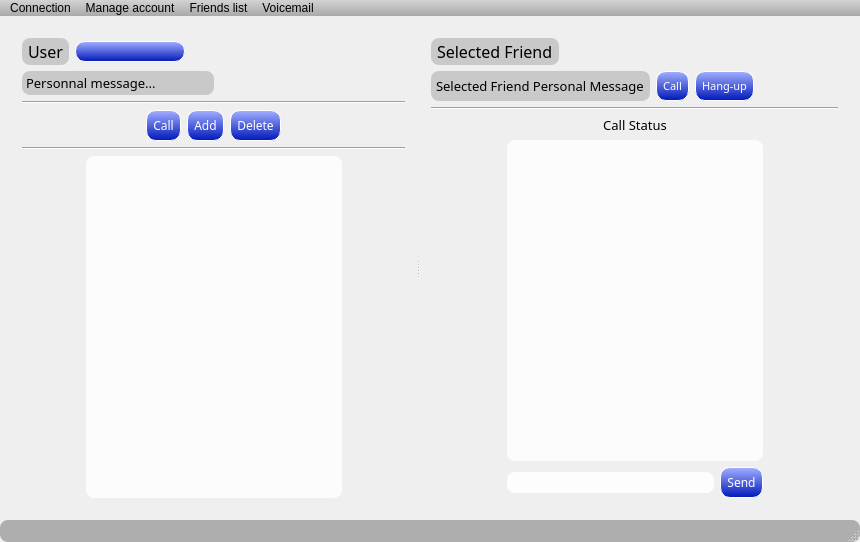
This is Client/ClientV2/NewBabelClient/Graphic.ui in AGuismo/V-and-Co-Babel as Qt 5 draws it before an edit. The edited form follows.
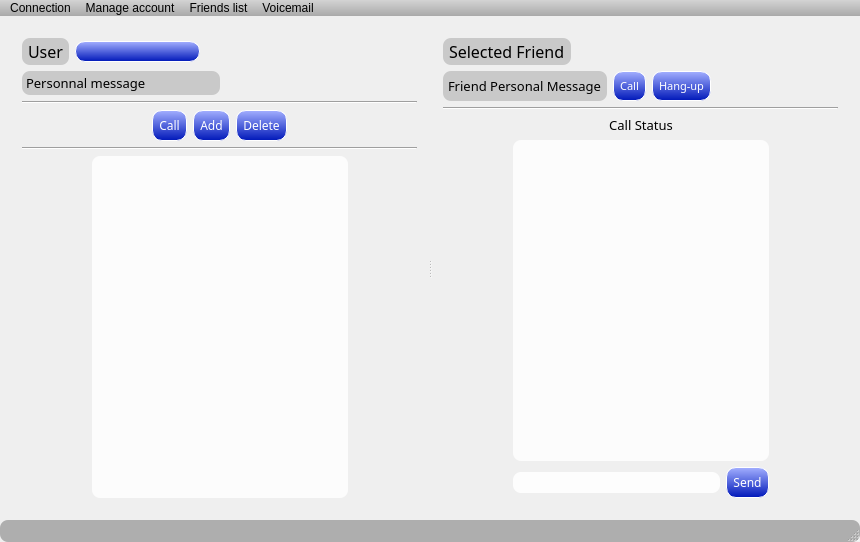
This is the edited form. Icons and pictures are not drawn. Custom widgets are drawn as their Qt base class.

Commit message: Update GUI personal message + combo box width

Diff of the .ui file:
```diff
--- a/Client/ClientV2/NewBabelClient/Graphic.ui
+++ b/Client/ClientV2/NewBabelClient/Graphic.ui
@@ -374,7 +374,7 @@
                   </property>
                   <property name="minimumSize">
                    <size>
-                    <width>110</width>
+                    <width>125</width>
                     <height>0</height>
                    </size>
                   </property>
@@ -462,7 +462,7 @@
 padding: 2px;</string>
                   </property>
                   <property name="text">
-                   <string>Personnal message...</string>
+                   <string>Personnal message</string>
                   </property>
                   <property name="maxLength">
                    <number>86</number>
@@ -635,7 +635,7 @@
                  <widget class="QLabel" name="selectedFriendPersonalMsgLabel">
                   <property name="minimumSize">
                    <size>
-                    <width>134</width>
+                    <width>164</width>
                     <height>0</height>
                    </size>
                   </property>
@@ -656,7 +656,7 @@
 padding: 2px;</string>
                   </property>
                   <property name="text">
-                   <string>Selected Friend Personal Message</string>
+                   <string>Friend Personal Message</string>
                   </property>
                  </widget>
                 </item>
@@ -769,7 +769,7 @@
               </property>
               <property name="minimumSize">
                <size>
-                <width>134</width>
+                <width>164</width>
                 <height>0</height>
                </size>
               </property>
```
Left out of the diff: 2 changed lines with no effect on the pictures. The commit also changes 1 other file.
